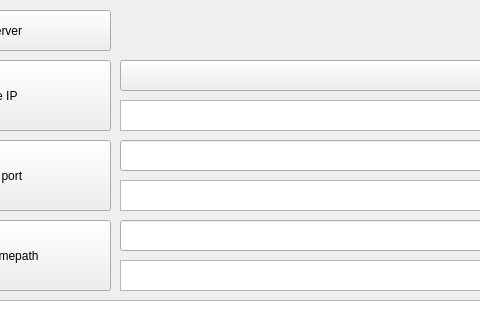
Above: lab1/mainwindow.ui from jihandong/hust_web_lab before the change; both pictures show x 150 to 630 and y 0 to 320 of the 800 by 600 pixel window. Below: the same form after it.
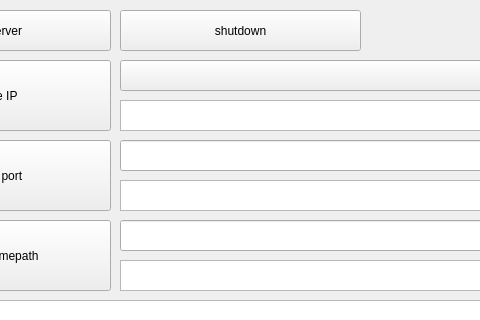
That is the form after the change.

Commit message: lab1 add shutdown service

The edit to the form file:
```diff
--- a/lab1/mainwindow.ui
+++ b/lab1/mainwindow.ui
@@ -136,6 +136,19 @@
      </rect>
     </property>
    </widget>
+   <widget class="QPushButton" name="pushButton">
+    <property name="geometry">
+     <rect>
+      <x>270</x>
+      <y>10</y>
+      <width>241</width>
+      <height>41</height>
+     </rect>
+    </property>
+    <property name="text">
+     <string>shutdown</string>
+    </property>
+   </widget>
   </widget>
   <widget class="QMenuBar" name="menubar">
    <property name="geometry">
```
The commit also changes 11 other files.
